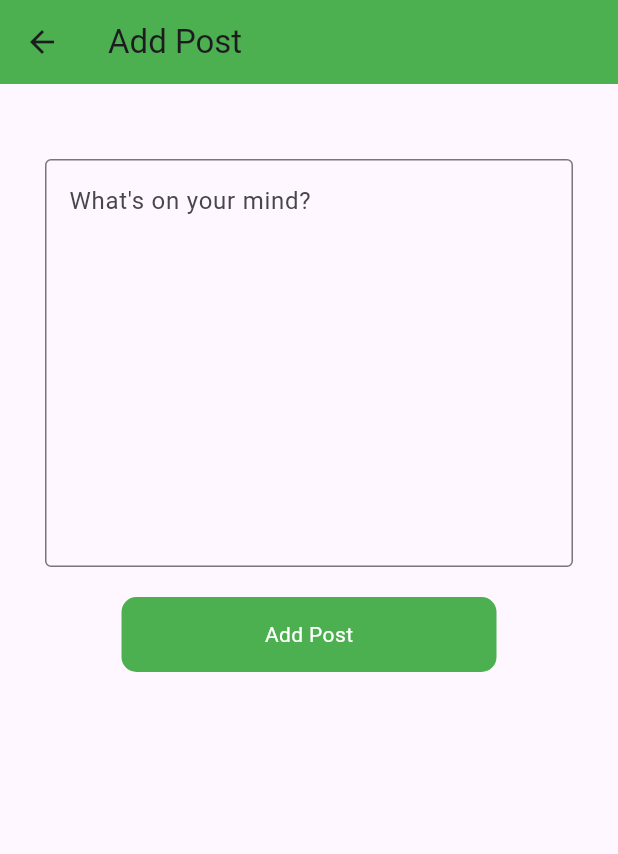
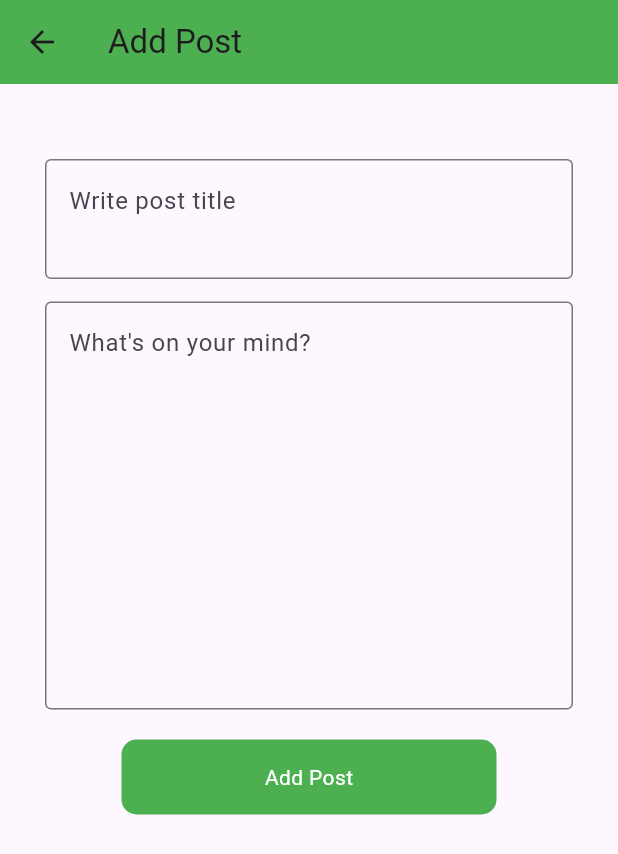
Before and after one commit to mahdi-islam-pranto/firebase_learn, a Flutter app: the Post screen opened directly, after a tap on the "add" icon, on a phone screen of 412 x 824 dp. Shown: the top 854 px of the screen. Run offline on Flutter 3.47's test engine with Material 3 defaults, Android fonts, the phone set to English and light mode, and no system bars; our stand-ins replace firebase_auth, firebase_core, firebase_database; accounts and stored records are empty.

Commit message:
post data to firebase and get data

```diff
--- a/lib/screens/add_post.dart
+++ b/lib/screens/add_post.dart
@@ -16,6 +16,7 @@ class _AddPostState extends State<AddPost> {
   bool loading = false;
 
   final postController = TextEditingController();
+  final titleController = TextEditingController();
 
   // post added msg
   void showPostAddedMsg() {
@@ -42,10 +43,19 @@ class _AddPostState extends State<AddPost> {
               height: 20,
             ),
             TextFormField(
+              controller: titleController,
+              maxLines: 2,
+              decoration: const InputDecoration(
+                  hintText: "Write post title", border: OutlineInputBorder()),
+            ),
+            const SizedBox(
+              height: 15,
+            ),
+            TextFormField(
               controller: postController,
               maxLines: 10,
               decoration: const InputDecoration(
-                  hintText: "What's on your mind?",
+                  hintText: "What's on your mind? ",
                   border: OutlineInputBorder()),
             ),
             const SizedBox(
@@ -54,6 +64,10 @@ class _AddPostState extends State<AddPost> {
             RoundButton(
               title: "Add Post",
               onTap: () {
+                DateTime now = DateTime.now();
+                int year = now.year;
+                int month = now.month;
+                int day = now.day;
                 setState(() {
                   loading = true;
                 });
@@ -61,9 +75,9 @@ class _AddPostState extends State<AddPost> {
                 databaseRef
                     .child(DateTime.now().microsecondsSinceEpoch.toString())
                     .set({
-                  'title': postController.text.toString(),
+                  'title': titleController.text.toString(),
                   'description': postController.text.toString(),
-                  // 'time': timeController.text.toString(),
+                  'time': "$year - $month - $day",
                   'id': DateTime.now().microsecondsSinceEpoch.toString()
                 }).then((value) {
                   setState(() {
--- a/lib/screens/all_post.dart
+++ b/lib/screens/all_post.dart
@@ -53,8 +53,10 @@ class _PostState extends State<Post> {
               query: ref,
               itemBuilder: (context, snapshot, animation, index) {
                 return ListTile(
+                  trailing: Text(snapshot.child('time').value.toString()),
                   title: Text(snapshot.child('title').value.toString()),
-                  subtitle: Text(snapshot.child('id').value.toString()),
+                  subtitle:
+                      Text(snapshot.child('description').value.toString()),
                 );
               },
             ),
```
